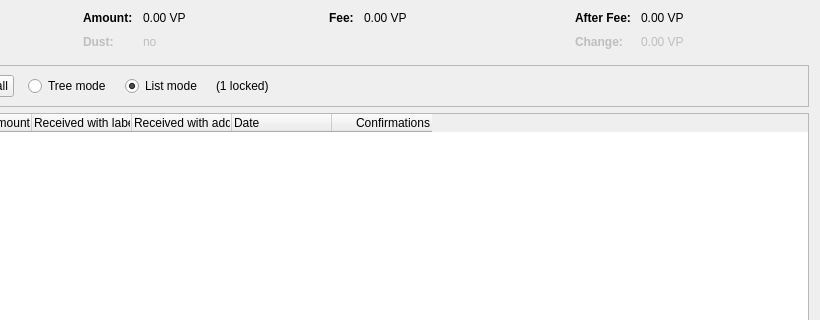
Old version of the form src/qt/forms/coincontroldialog.ui in the repository vpubchain/vircle-core; both pictures show x 180 to 1000 and y 0 to 320 of the 1000 by 500 pixel window.
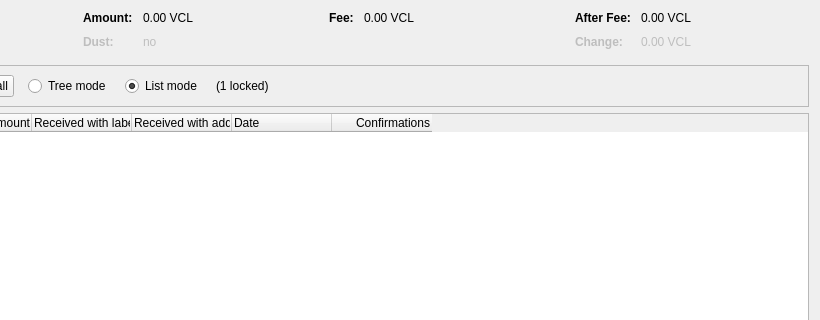
New version of the form. Custom widgets are drawn as their Qt base class.

```diff
--- a/src/qt/forms/coincontroldialog.ui
+++ b/src/qt/forms/coincontroldialog.ui
@@ -132,7 +132,7 @@
           <enum>Qt::ActionsContextMenu</enum>
          </property>
          <property name="text">
-          <string notr="true">0.00 VP</string>
+          <string notr="true">0.00 VCL</string>
          </property>
          <property name="textInteractionFlags">
           <set>Qt::LinksAccessibleByMouse|Qt::TextSelectableByKeyboard|Qt::TextSelectableByMouse</set>
@@ -212,7 +212,7 @@
           <enum>Qt::ActionsContextMenu</enum>
          </property>
          <property name="text">
-          <string notr="true">0.00 VP</string>
+          <string notr="true">0.00 VCL</string>
          </property>
          <property name="textInteractionFlags">
           <set>Qt::LinksAccessibleByMouse|Qt::TextSelectableByKeyboard|Qt::TextSelectableByMouse</set>
@@ -257,7 +257,7 @@
           <enum>Qt::ActionsContextMenu</enum>
          </property>
          <property name="text">
-          <string notr="true">0.00 VP</string>
+          <string notr="true">0.00 VCL</string>
          </property>
          <property name="textInteractionFlags">
           <set>Qt::LinksAccessibleByMouse|Qt::TextSelectableByKeyboard|Qt::TextSelectableByMouse</set>
@@ -292,7 +292,7 @@
           <enum>Qt::ActionsContextMenu</enum>
          </property>
          <property name="text">
-          <string notr="true">0.00 VP</string>
+          <string notr="true">0.00 VCL</string>
          </property>
          <property name="textInteractionFlags">
           <set>Qt::LinksAccessibleByMouse|Qt::TextSelectableByKeyboard|Qt::TextSelectableByMouse</set>
```
